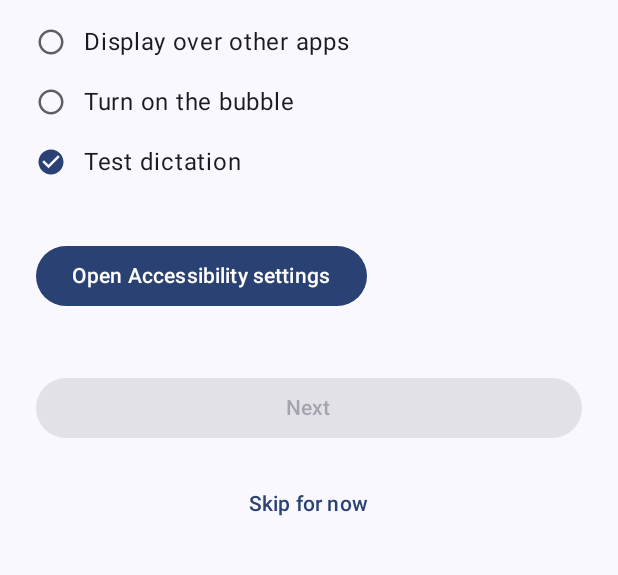
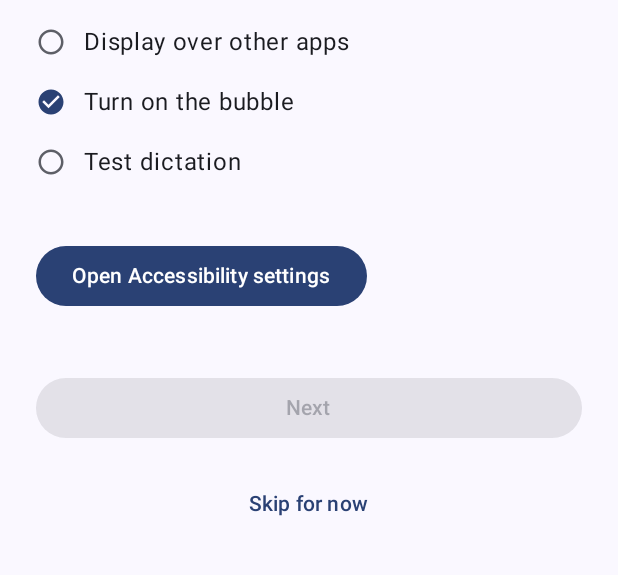
Before and after one commit to hammaadban111-art/ai-voice, an Android app built with Jetpack Compose: the screen it shows after launch (MainActivity), after a tap on "Open Accessibility settings", on a phone screen of 412 x 824 dp, the part 282-857 px from its top. Run offline under Robolectric (Android 15) with nearby library versions, the phone set to English and light mode, and no system bars; 2 other taps on this screen came first.

Commit message:
Fix onboarding checklist to reflect real system state, add restricted-settings guidance
The "Turn on the bubble" and "Test dictation" onboarding steps were
checked off from a local composable flag and a hardcoded `true` rather
than actual state, so the checklist could show success before anything
was really configured.

- "Turn on the bubble" now reads the persisted bubbleEnabled setting
  instead of a local var set the instant the button was tapped.
- "Test dictation" is now backed by DictationTestState, a signal only
  set by DictationController after a transcript is genuinely inserted
  successfully — never assumed from an earlier step.
- Accessibility, microphone, and overlay steps already read live system
  state on every recomposition; onResume still forces a refresh so
  returning from Settings updates them immediately.

Also handles Android's "restricted settings" block for sideloaded apps
(Settings > Accessibility shows the service but its row/toggle is greyed
out and unresponsive) — a state Android exposes no direct query for, so
it's inferred from: the service is installed (AccessibilityManager sees
it), the user has already opened Accessibility settings once, and it's
still not enabled. When detected, onboarding shows an explanation plus
"Open App Info" / "Open Accessibility" buttons and the exact OnePlus/
OxygenOS steps (App Info -> overflow menu -> Allow restricted settings).

./gradlew clean test lint assembleDebug passes locally.

Co-Authored-By: Claude Sonnet 5 <noreply@anthropic.com>
Claude-Session: https://claude.ai/code/session_018T9dAXuwTfTHSTGrSumxVR

```diff
--- /dev/null
+++ b/app/src/main/java/com/dictate/app/core/DictationTestState.kt
@@ -0,0 +1,19 @@
+package com.dictate.app.core
+
+import kotlinx.coroutines.flow.MutableStateFlow
+import kotlinx.coroutines.flow.StateFlow
+
+/**
+ * Tracks whether a dictation has actually completed successfully (audio
+ * captured, transcribed, and inserted) since the app was installed. Backs
+ * the onboarding "Test dictation" checklist item, which must only be
+ * checked off after a real success — never assumed from earlier steps.
+ */
+object DictationTestState {
+    private val _succeeded = MutableStateFlow(false)
+    val succeeded: StateFlow<Boolean> = _succeeded
+
+    fun markSuccess() {
+        _succeeded.value = true
+    }
+}
--- a/app/src/main/java/com/dictate/app/core/PermissionState.kt
+++ b/app/src/main/java/com/dictate/app/core/PermissionState.kt
@@ -3,10 +3,14 @@ package com.dictate.app.core
 import android.content.Context
 import android.content.pm.PackageManager
 import android.provider.Settings
+import android.view.accessibility.AccessibilityManager
 import androidx.core.content.ContextCompat
 import com.dictate.app.accessibility.DictationAccessibilityService
 
 object PermissionState {
+
+    private fun expectedServiceId(context: Context) =
+        "${context.packageName}/${DictationAccessibilityService::class.java.name}"
 
     fun hasMicrophone(context: Context): Boolean =
         ContextCompat.checkSelfPermission(context, android.Manifest.permission.RECORD_AUDIO) ==
@@ -26,8 +30,24 @@ object PermissionState {
             context.contentResolver,
             Settings.Secure.ENABLED_ACCESSIBILITY_SERVICES,
         ) ?: return false
-        val expected = "${context.packageName}/${DictationAccessibilityService::class.java.name}"
+        val expected = expectedServiceId(context)
         return enabledServices.split(':').any { it.equals(expected, ignoreCase = true) }
+    }
+
+    /**
+     * True once Android knows about the service at all (it shows up under
+     * Accessibility > Downloaded apps), regardless of whether it's toggled
+     * on. Used to tell "not enabled yet" apart from "enabled but blocked by
+     * Android's restricted-settings guard for sideloaded apps" — a state
+     * Android exposes no direct API to query, so we infer it from this plus
+     * the user having already visited Accessibility settings once.
+     */
+    fun isAccessibilityServiceInstalled(context: Context): Boolean {
+        if (DictationAccessibilityService.isEnabled) return true
+        val manager = context.getSystemService(Context.ACCESSIBILITY_SERVICE) as? AccessibilityManager
+            ?: return false
+        val expected = expectedServiceId(context)
+        return manager.installedAccessibilityServiceList.any { it.id.equals(expected, ignoreCase = true) }
     }
 
     fun allGranted(context: Context): Boolean =
--- a/app/src/main/java/com/dictate/app/overlay/DictationController.kt
+++ b/app/src/main/java/com/dictate/app/overlay/DictationController.kt
@@ -202,6 +202,7 @@ class DictationController(
             if (settings.saveHistory) app.historyStore.append(text)
 
             _state.value = if (inserted) {
+                com.dictate.app.core.DictationTestState.markSuccess()
                 DictationState.Success(text)
             } else {
                 DictationState.Error("Couldn't insert automatically", fallbackText = text)
--- a/app/src/main/java/com/dictate/app/ui/onboarding/OnboardingScreen.kt
+++ b/app/src/main/java/com/dictate/app/ui/onboarding/OnboardingScreen.kt
@@ -7,28 +7,36 @@ import androidx.activity.compose.rememberLauncherForActivityResult
 import androidx.activity.result.contract.ActivityResultContracts
 import androidx.compose.foundation.layout.Arrangement
 import androidx.compose.foundation.layout.Column
+import androidx.compose.foundation.layout.Row
 import androidx.compose.foundation.layout.fillMaxSize
 import androidx.compose.foundation.layout.fillMaxWidth
+import androidx.compose.foundation.layout.height
 import androidx.compose.foundation.layout.padding
 import androidx.compose.foundation.layout.size
 import androidx.compose.foundation.layout.Spacer
-import androidx.compose.foundation.layout.height
 import androidx.compose.material.icons.Icons
 import androidx.compose.material.icons.filled.CheckCircle
 import androidx.compose.material.icons.filled.RadioButtonUnchecked
+import androidx.compose.material.icons.filled.WarningAmber
 import androidx.compose.material3.Button
+import androidx.compose.material3.Card
+import androidx.compose.material3.CardDefaults
 import androidx.compose.material3.Icon
 import androidx.compose.material3.LinearProgressIndicator
 import androidx.compose.material3.MaterialTheme
+import androidx.compose.material3.OutlinedButton
+import androidx.compose.material3.OutlinedTextField
 import androidx.compose.material3.Scaffold
 import androidx.compose.material3.Text
 import androidx.compose.material3.TextButton
 import androidx.compose.runtime.Composable
 import androidx.compose.runtime.DisposableEffect
+import androidx.compose.runtime.collectAsState
 import androidx.compose.runtime.getValue
 import androidx.compose.runtime.mutableIntStateOf
 import androidx.compose.runtime.mutableStateOf
 import androidx.compose.runtime.remember
+import androidx.compose.runtime.rememberCoroutineScope
 import androidx.compose.runtime.setValue
 import androidx.compose.ui.Alignment
 import androidx.compose.ui.Modifier
@@ -37,15 +45,25 @@ import androidx.compose.ui.platform.LocalLifecycleOwner
 import androidx.compose.ui.unit.dp
 import androidx.lifecycle.Lifecycle
 import androidx.lifecycle.LifecycleEventObserver
+import com.dictate.app.asDictateApp
+import com.dictate.app.core.DictationTestState
 import com.dictate.app.core.PermissionState
+import com.dictate.app.data.settings.DictateSettings
 import com.dictate.app.overlay.BubbleOverlayService
+import kotlinx.coroutines.launch
 
 private data class Step(val title: String, val description: String, val isDone: () -> Boolean)
 
 @Composable
 fun OnboardingScreen(onFinished: () -> Unit) {
     val context = LocalContext.current
+    val app = context.asDictateApp()
+    val scope = rememberCoroutineScope()
+    val settings by app.settingsRepository.settings.collectAsState(initial = DictateSettings())
+    val testSucceeded by DictationTestState.succeeded.collectAsState()
+
     var refreshTick by remember { mutableIntStateOf(0) }
+    var accessibilitySettingsOpened by remember { mutableStateOf(false) }
 
     val lifecycleOwner = LocalLifecycleOwner.current
     DisposableEffect(lifecycleOwner) {
@@ -60,24 +78,32 @@ fun OnboardingScreen(onFinished: () -> Unit) {
     val notifLauncher = rememberLauncherForActivityResult(ActivityResultContracts.RequestPermission()) { refreshTick++ }
 
     var stepIndex by remember { mutableIntStateOf(0) }
-    var bubbleEnabledLocally by remember { mutableStateOf(false) }
     var testFieldValue by remember { mutableStateOf("") }
 
-    val steps = remember(refreshTick, bubbleEnabledLocally) {
-        listOf(
+    // Re-read live system state (not a cached/local flag) whenever the
+    // screen resumes, so a checklist item is never checked off based on a
+    // stale snapshot or a value the user merely tapped a button for.
+    val accessibilityEnabled = remember(refreshTick) { PermissionState.isAccessibilityServiceEnabled(context) }
+    val accessibilityInstalled = remember(refreshTick) { PermissionState.isAccessibilityServiceInstalled(context) }
+    val accessibilityBlocked = accessibilitySettingsOpened && accessibilityInstalled && !accessibilityEnabled
+
+    val steps = listOf(
         Step("Microphone", "Dictate needs your microphone to hear what you say.") {
             PermissionState.hasMicrophone(context)
         },
         Step("Accessibility service", "Lets Dictate see which text field is focused and type into it.") {
-                PermissionState.isAccessibilityServiceEnabled(context)
+            accessibilityEnabled
         },
         Step("Display over other apps", "Lets the mic bubble float on top of WhatsApp, Chrome, and everything else.") {
             PermissionState.canDrawOverlays(context)
         },
-            Step("Turn on the bubble", "Enable the floating mic bubble.") { bubbleEnabledLocally },
-            Step("Test dictation", "Tap the text field below, then tap the bubble and try speaking.") { true },
+        Step("Turn on the bubble", "Enable the floating mic bubble.") {
+            settings.bubbleEnabled
+        },
+        Step("Test dictation", "Tap the text field below, then tap the bubble and try speaking.") {
+            testSucceeded
+        },
     )
-    }
 
     Scaffold { padding ->
         Column(
@@ -103,9 +129,29 @@ fun OnboardingScreen(onFinished: () -> Unit) {
                 0 -> Button(onClick = { micLauncher.launch(android.Manifest.permission.RECORD_AUDIO) }) {
                     Text("Grant microphone access")
                 }
-                1 -> Button(onClick = {
+                1 -> {
+                    Button(onClick = {
+                        accessibilitySettingsOpened = true
                         context.startActivity(Intent(Settings.ACTION_ACCESSIBILITY_SETTINGS))
                     }) { Text("Open Accessibility settings") }
+
+                    if (accessibilityBlocked) {
+                        Spacer(modifier = Modifier.height(12.dp))
+                        RestrictedSettingsNotice(
+                            onOpenAppInfo = {
+                                context.startActivity(
+                                    Intent(
+                                        Settings.ACTION_APPLICATION_DETAILS_SETTINGS,
+                                        Uri.parse("package:${context.packageName}"),
+                                    ),
+                                )
+                            },
+                            onOpenAccessibility = {
+                                context.startActivity(Intent(Settings.ACTION_ACCESSIBILITY_SETTINGS))
+                            },
+                        )
+                    }
+                }
                 2 -> Button(onClick = {
                     context.startActivity(
                         Intent(Settings.ACTION_MANAGE_OVERLAY_PERMISSION, Uri.parse("package:${context.packageName}")),
@@ -117,11 +163,10 @@ fun OnboardingScreen(onFinished: () -> Unit) {
                     ) {
                         notifLauncher.launch(android.Manifest.permission.POST_NOTIFICATIONS)
                     }
+                    scope.launch { app.settingsRepository.setBubbleEnabled(true) }
                     BubbleOverlayService.start(context)
-                    bubbleEnabledLocally = true
-                    refreshTick++
                 }) { Text("Enable the bubble") }
-                4 -> androidx.compose.material3.OutlinedTextField(
+                4 -> OutlinedTextField(
                     value = testFieldValue,
                     onValueChange = { testFieldValue = it },
                     label = { Text("Tap here, then tap the bubble") },
@@ -149,9 +194,42 @@ fun OnboardingScreen(onFinished: () -> Unit) {
 }
 
 @Composable
+private fun RestrictedSettingsNotice(onOpenAppInfo: () -> Unit, onOpenAccessibility: () -> Unit) {
+    Card(colors = CardDefaults.cardColors(containerColor = MaterialTheme.colorScheme.errorContainer)) {
+        Column(modifier = Modifier.padding(16.dp), verticalArrangement = Arrangement.spacedBy(8.dp)) {
+            Row(horizontalArrangement = Arrangement.spacedBy(8.dp), verticalAlignment = Alignment.CenterVertically) {
+                Icon(Icons.Filled.WarningAmber, contentDescription = null, tint = MaterialTheme.colorScheme.onErrorContainer)
+                Text(
+                    "Accessibility is blocked by Android",
+                    style = MaterialTheme.typography.titleSmall,
+                    color = MaterialTheme.colorScheme.onErrorContainer,
+                )
+            }
+            Text(
+                "Android sees the Dictate service, but the toggle is greyed out. This is Android's " +
+                    "\"restricted settings\" protection for apps installed outside an app store (sideloaded " +
+                    "APKs, including this one) — it isn't a bug in Dictate, and it can't be bypassed from " +
+                    "inside the app.\n\n" +
+                    "On OnePlus / OxygenOS:\n" +
+                    "1. Tap \"Open App Info\" below.\n" +
+                    "2. Tap the ⋮ menu in the top-right corner.\n" +
+                    "3. Tap \"Allow restricted settings\" and confirm.\n" +
+                    "4. Tap \"Open Accessibility settings\", find Dictate under Downloaded apps, and turn it on.",
+                style = MaterialTheme.typography.bodySmall,
+                color = MaterialTheme.colorScheme.onErrorContainer,
+            )
+            Row(horizontalArrangement = Arrangement.spacedBy(8.dp)) {
+                Button(onClick = onOpenAppInfo) { Text("Open App Info") }
+                OutlinedButton(onClick = onOpenAccessibility) { Text("Open Accessibility") }
+            }
+        }
+    }
+}
+
+@Composable
 private fun StepRow(step: Step, isCurrent: Boolean) {
     val done = step.isDone()
-    androidx.compose.foundation.layout.Row(
+    Row(
         verticalAlignment = Alignment.CenterVertically,
         horizontalArrangement = Arrangement.spacedBy(12.dp),
     ) {
```
Lines whose indentation alone changed are shown as unchanged.
